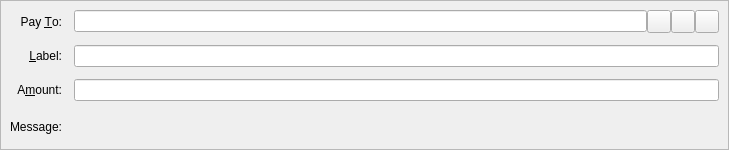
Before: the Qt Designer form src/qt/forms/sendcoinsentry.ui in sexcoin-project/sexcoin, drawn with Qt 5.
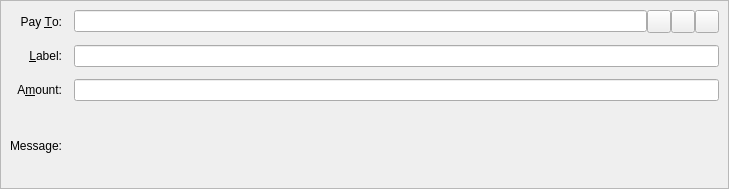
After: the same form once the commit is applied. Icons and pictures are not drawn. Custom widgets are drawn as their Qt base class.

Diff of the .ui file:
```diff
--- a/src/qt/forms/sendcoinsentry.ui
+++ b/src/qt/forms/sendcoinsentry.ui
@@ -7,7 +7,7 @@
     <x>0</x>
     <y>0</y>
     <width>729</width>
-    <height>150</height>
+    <height>189</height>
    </rect>
   </property>
   <property name="focusPolicy">
```
Left out of the diff: 85 changed lines with no effect on the pictures.
